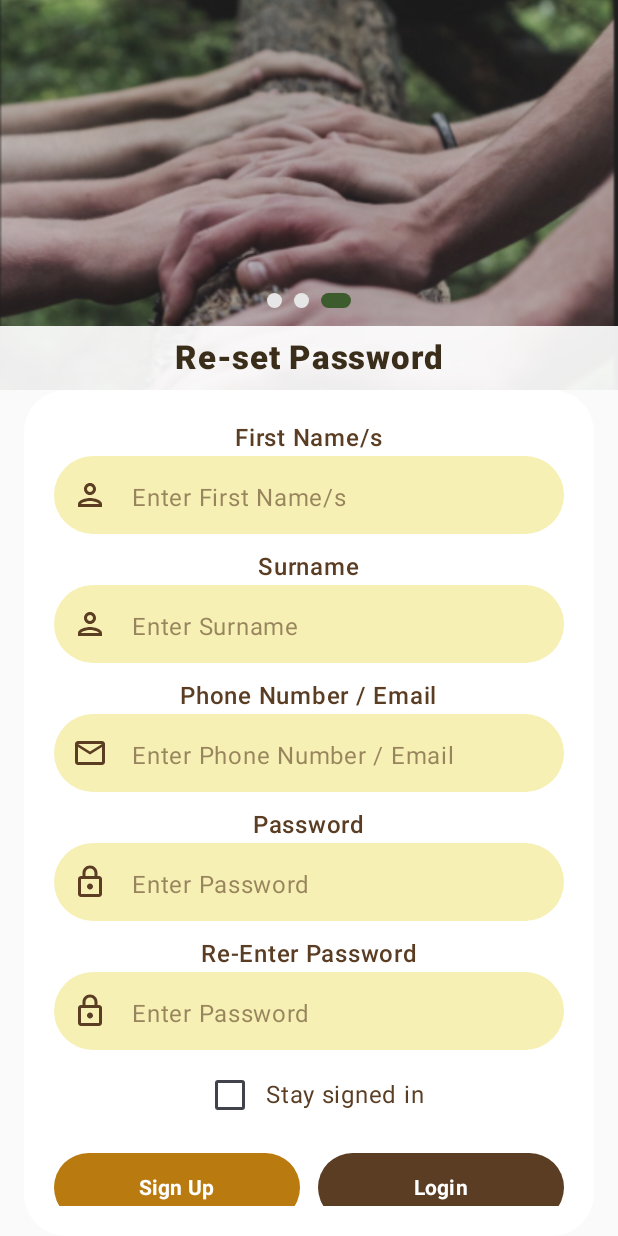
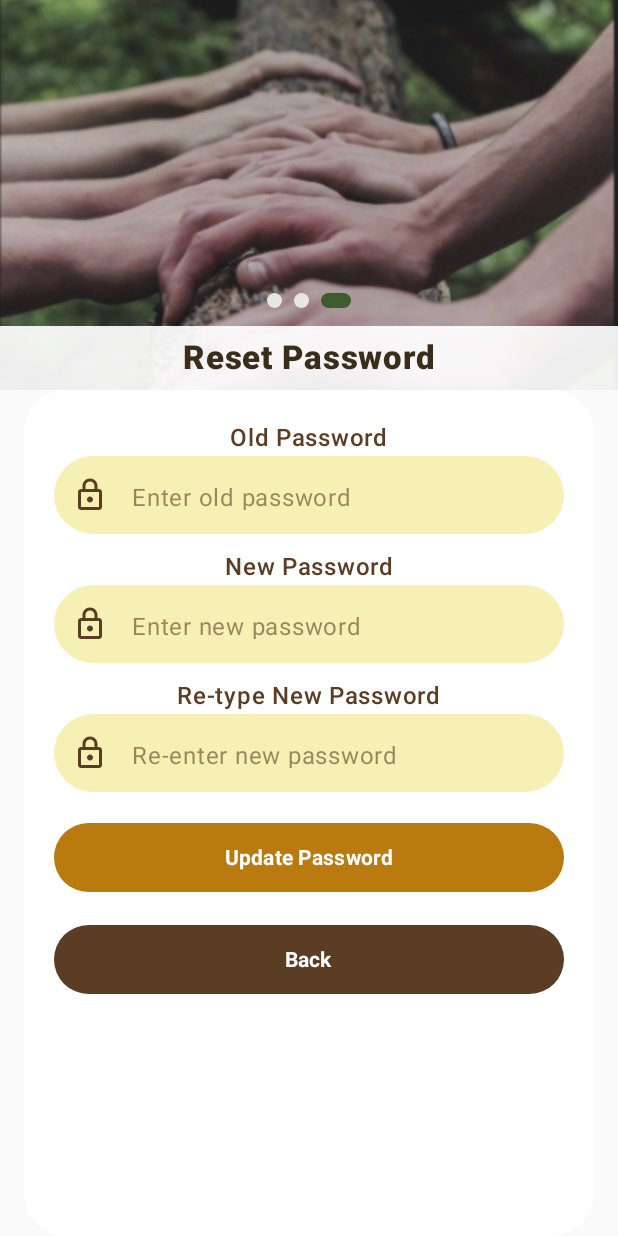
Before and after one commit to Dimpletassy/Orangutan_Information_Center_MobileApp, an Android app built with Jetpack Compose: the ResetScreen screen opened through its navigation route, on a phone screen of 412 x 824 dp. Run offline under Robolectric (Android 15) with nearby library versions, the phone set to English and light mode, and no system bars; our stand-ins replace Firebase (no records; nobody signed in at launch, a user with empty details on screens opened directly).

Commit message:
reset password inside account feature updated

```diff
--- a/app/src/main/java/com/oic/myapplication/ui/screens/auth/ResetScreen.kt
+++ b/app/src/main/java/com/oic/myapplication/ui/screens/auth/ResetScreen.kt
@@ -1,76 +1,142 @@
 package com.oic.myapplication.ui.screens.auth
 
-import androidx.compose.foundation.layout.Column
-import androidx.compose.foundation.layout.Row
-import androidx.compose.foundation.layout.Spacer
-import androidx.compose.foundation.layout.fillMaxSize
-import androidx.compose.foundation.layout.fillMaxWidth
-import androidx.compose.foundation.layout.height
-import androidx.compose.foundation.layout.padding
+import androidx.compose.foundation.layout.*
 import androidx.compose.foundation.rememberScrollState
 import androidx.compose.foundation.verticalScroll
 import androidx.compose.material.icons.Icons
-import androidx.compose.material.icons.outlined.Email
 import androidx.compose.material.icons.outlined.Lock
-import androidx.compose.material.icons.outlined.Person
-import androidx.compose.material3.Checkbox
+import androidx.compose.material3.CircularProgressIndicator
 import androidx.compose.material3.Surface
 import androidx.compose.material3.Text
-import androidx.compose.runtime.Composable
-import androidx.compose.runtime.getValue
-import androidx.compose.runtime.mutableStateOf
-import androidx.compose.runtime.remember
-import androidx.compose.runtime.setValue
+import androidx.compose.runtime.*
 import androidx.compose.ui.Alignment
 import androidx.compose.ui.Modifier
 import androidx.compose.ui.unit.dp
+import com.google.firebase.auth.EmailAuthProvider
+import com.google.firebase.auth.FirebaseAuth
 import com.oic.myapplication.ui.components.FilledButton
 import com.oic.myapplication.ui.components.HeaderWithImage
 import com.oic.myapplication.ui.components.PillField
-import com.oic.myapplication.ui.palette.CardXL
-import com.oic.myapplication.ui.palette.Cocoa
-import com.oic.myapplication.ui.palette.GoldDark
-import com.oic.myapplication.ui.palette.SurfaceWhite
+import com.oic.myapplication.ui.palette.*
 
 @Composable
 fun ResetScreen(onDone: () -> Unit) {
-    var first by remember { mutableStateOf("") }
-    var last by remember { mutableStateOf("") }
-    var contact by remember { mutableStateOf("") }
-    var pass by remember { mutableStateOf("") }
-    var confirm by remember { mutableStateOf("") }
-    var stay by remember { mutableStateOf(false) }
+    var oldPassword by remember { mutableStateOf("") }
+    var newPassword by remember { mutableStateOf("") }
+    var confirmPassword by remember { mutableStateOf("") }
+    var message by remember { mutableStateOf("") }
+    var isLoading by remember { mutableStateOf(false) }
+
+    val auth = FirebaseAuth.getInstance()
+    val user = auth.currentUser
 
     Column(Modifier.fillMaxSize()) {
-        HeaderWithImage(selectedDot = 3, titleOverride = "Re-set Password")
+        HeaderWithImage(selectedDot = 3, titleOverride = "Reset Password")
+
         Surface(
-            shape = CardXL, color = SurfaceWhite,
+            shape = CardXL,
+            color = SurfaceWhite,
             modifier = Modifier.fillMaxSize().padding(horizontal = 16.dp)
         ) {
             Column(
                 Modifier.padding(20.dp).verticalScroll(rememberScrollState()),
                 horizontalAlignment = Alignment.CenterHorizontally
             ) {
-                PillField("First Name/s", first, { first = it }, placeholder = "Enter First Name/s", leadingIcon = Icons.Outlined.Person)
+                PillField(
+                    label = "Old Password",
+                    value = oldPassword,
+                    onValueChange = { oldPassword = it },
+                    isPassword = true,
+                    placeholder = "Enter old password",
+                    leadingIcon = Icons.Outlined.Lock
+                )
                 Spacer(Modifier.height(10.dp))
-                PillField("Surname", last, { last = it }, placeholder = "Enter Surname", leadingIcon = Icons.Outlined.Person)
+
+                PillField(
+                    label = "New Password",
+                    value = newPassword,
+                    onValueChange = { newPassword = it },
+                    isPassword = true,
+                    placeholder = "Enter new password",
+                    leadingIcon = Icons.Outlined.Lock
+                )
                 Spacer(Modifier.height(10.dp))
-                PillField("Phone Number / Email", contact, { contact = it }, placeholder = "Enter Phone Number / Email", leadingIcon = Icons.Outlined.Email)
-                Spacer(Modifier.height(10.dp))
-                PillField("Password", pass, { pass = it }, isPassword = true, placeholder = "Enter Password", leadingIcon = Icons.Outlined.Lock)
-                Spacer(Modifier.height(10.dp))
-                PillField("Re-Enter Password", confirm, { confirm = it }, isPassword = true, placeholder = "Enter Password", leadingIcon = Icons.Outlined.Lock)
 
-                Row(verticalAlignment = Alignment.CenterVertically, modifier = Modifier.padding(top = 6.dp)) {
-                    Checkbox(checked = stay, onCheckedChange = { stay = it })
-                    Text("Stay signed in", color = Cocoa)
+                PillField(
+                    label = "Re-type New Password",
+                    value = confirmPassword,
+                    onValueChange = { confirmPassword = it },
+                    isPassword = true,
+                    placeholder = "Re-enter new password",
+                    leadingIcon = Icons.Outlined.Lock
+                )
+
+                Spacer(Modifier.height(20.dp))
+
+                // Show progress indicator while updating
+                if (isLoading) {
+                    CircularProgressIndicator(color = GoldDark)
+                    Spacer(Modifier.height(20.dp))
                 }
 
-                Spacer(Modifier.height(14.dp))
-                Row(Modifier.fillMaxWidth(), horizontalArrangement = androidx.compose.foundation.layout.Arrangement.spacedBy(12.dp)) {
-                    FilledButton("Sign Up", onClick = onDone, container = GoldDark, modifier = Modifier.weight(1f))
-                    FilledButton("Login", onClick = onDone, container = Cocoa, modifier = Modifier.weight(1f))
+                FilledButton(
+                    text = "Update Password",
+                    onClick = {
+                        if (user == null) {
+                            message = "No user logged in."
+                            return@FilledButton
+                        }
+                        if (newPassword != confirmPassword) {
+                            message = "New passwords do not match."
+                            return@FilledButton
+                        }
+
+                        val email = user.email
+                        if (email.isNullOrEmpty()) {
+                            message = "User email not found."
+                            return@FilledButton
+                        }
+
+                        isLoading = true
+                        message = ""
+
+                        val credential = EmailAuthProvider.getCredential(email, oldPassword)
+                        user.reauthenticate(credential)
+                            .addOnCompleteListener { reauth ->
+                                if (reauth.isSuccessful) {
+                                    user.updatePassword(newPassword)
+                                        .addOnCompleteListener { update ->
+                                            isLoading = false
+                                            message = if (update.isSuccessful) {
+                                                "Password updated successfully."
+                                            } else {
+                                                "Error: ${update.exception?.message}"
+                                            }
+                                        }
+                                } else {
+                                    isLoading = false
+                                    message = "Old password incorrect."
+                                }
+                            }
+                    },
+                    container = GoldDark,
+                    modifier = Modifier.fillMaxWidth()
+                )
+
+                Spacer(Modifier.height(12.dp))
+
+                if (message.isNotEmpty()) {
+                    Text(text = message, color = Cocoa)
                 }
+
+                Spacer(Modifier.height(10.dp))
+
+                FilledButton(
+                    text = "Back",
+                    onClick = onDone,
+                    container = Cocoa,
+                    modifier = Modifier.fillMaxWidth()
+                )
             }
         }
     }
--- a/app/src/main/java/com/oic/myapplication/ui/screens/auth/SignUpScreen.kt
+++ b/app/src/main/java/com/oic/myapplication/ui/screens/auth/SignUpScreen.kt
@@ -73,7 +73,7 @@ fun SignUpScreen(onSubmit: () -> Unit, onGoLogin: () -> Unit) {
                 Spacer(Modifier.height(10.dp))
 
                 // Phone/Email
-                PillField("Phone Number / Email", contact, { contact = it }, placeholder = "Enter Phone Number / Email", leadingIcon = Icons.Outlined.Email)
+                PillField("Email", contact, { contact = it }, placeholder = "Enter Your Email", leadingIcon = Icons.Outlined.Email)
                 Spacer(Modifier.height(10.dp))
 
                 // Password
```
